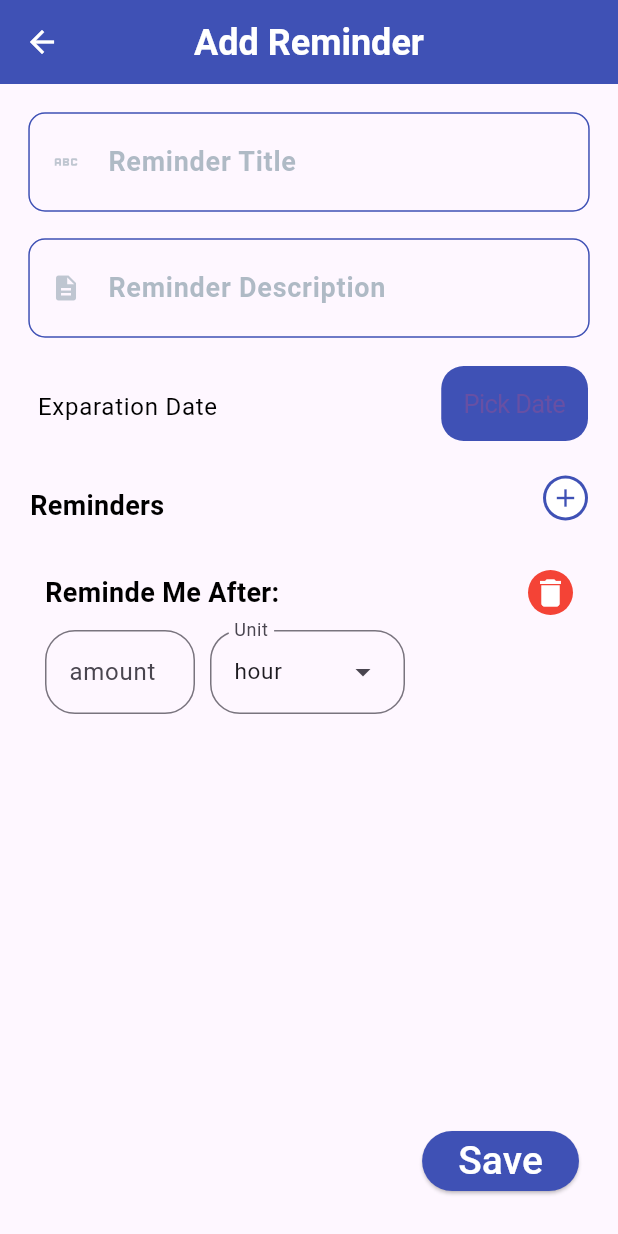
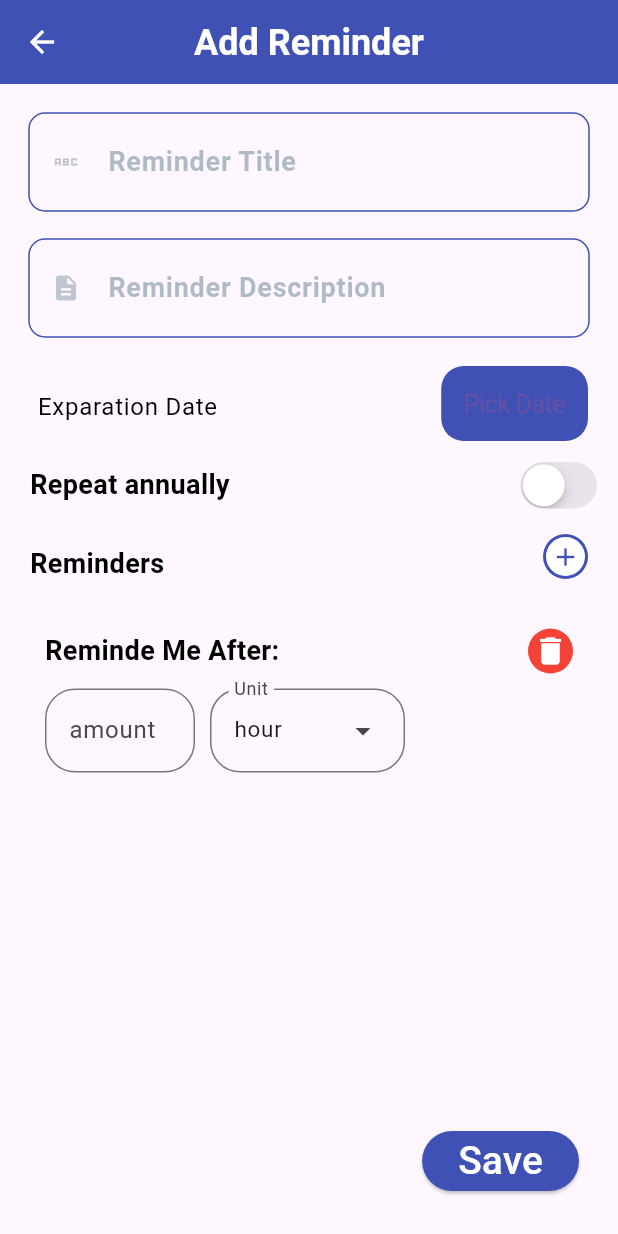
Before and after one commit to bilalSerwan/fastlink_reminder, a Flutter app: the AddOrEditReminderScreen screen opened directly, on a phone screen of 412 x 824 dp. Run offline on Flutter 3.47's test engine with Material 3 defaults, Android fonts, the phone set to English and light mode, and no system bars; our stand-ins replace dio, equatable, firebase_core, firebase_messaging, flutter_screenutil, flutter_slidable and 3 more; accounts and stored records are empty.

Commit message:
add repeating yearly and change app icon and app name and change enviroment from dev to stage's

```diff
--- a/lib/model/reminder.dart
+++ b/lib/model/reminder.dart
@@ -9,12 +9,14 @@ class Reminder extends Equatable {
     required this.triggerAt,
     required this.schedules,
     required this.reminderId,
+    required this.isRepeatingAnnually,
   });
 
   String title;
   String description;
   int reminderId;
   DateTime? triggerAt;
+  bool isRepeatingAnnually;
   List<Schedule> schedules;
 
   Reminder copyWith({
@@ -29,29 +31,42 @@ class Reminder extends Equatable {
       description: description ?? this.description,
       triggerAt: triggerAt ?? this.triggerAt,
       reminderId: reminderId ?? this.reminderId,
+      isRepeatingAnnually: isRepeatingAnnually,
       schedules: schedules ?? this.schedules,
     );
   }
 
-    factory Reminder.fromJson(Map<String, dynamic> json){
+  factory Reminder.fromJson(Map<String, dynamic> json) {
+    print(json);
     return Reminder(
       reminderId: json['id'],
       title: json["title"],
       description: json["description"],
       triggerAt: DateTime.tryParse(json["trigger_at"]) ?? DateTime.now(),
-            schedules: json["schedules"] == null ? [] : List<Schedule>.from(json["schedules"]!.map((x) => Schedule.fromJson(x))),
+      isRepeatingAnnually: json["is_repeating"]==0 ? false:true,
+      schedules: json["schedules"] == null
+          ? []
+          : List<Schedule>.from(
+              json["schedules"]!.map((x) => Schedule.fromJson(x))),
     );
   }
 
   Map<String, dynamic> toJson() => {
-        "id":reminderId,
+        "id": reminderId,
         "title": title,
         "description": description,
-        "trigger_at": "${triggerAt!.year.toString().padLeft(4,'0')}-${triggerAt!.month.toString().padLeft(2,'0')}-${triggerAt!.day.toString().padLeft(2,'0')}",
+        "is_repeating": isRepeatingAnnually,
+        "trigger_at":
+            "${triggerAt!.year.toString().padLeft(4, '0')}-${triggerAt!.month.toString().padLeft(2, '0')}-${triggerAt!.day.toString().padLeft(2, '0')}",
         "schedules": schedules.map((x) => x.toJson()).toList(),
       };
 
   @override
   List<Object?> get props => [
-    title, description, triggerAt, schedules,];
+        title,
+        description,
+        triggerAt,
+        schedules,
+        isRepeatingAnnually,
+      ];
 }
--- a/lib/model/user.dart
+++ b/lib/model/user.dart
@@ -24,7 +24,7 @@ class UserData {
   String? name;
   String? email;
   String? fcmToken;
-  Null emailVerifiedAt;
+  String? emailVerifiedAt;
   String? createdAt;
   String? updatedAt;
 
--- a/lib/screens/AddReminder/add_reminder_screen.dart
+++ b/lib/screens/AddReminder/add_reminder_screen.dart
@@ -33,6 +33,7 @@ class _AddOrEditReminderScreenState extends State<AddOrEditReminderScreen> {
   _AddOrEditReminderScreenState();
   late Reminder previousReminder;
   bool selectExpirationDateHaveError = false;
+  bool isRepeating = false;
   final formkey = GlobalKey<FormState>();
   List<Schedule> schedules = [];
   DateTime? triggerAt;
@@ -45,6 +46,7 @@ class _AddOrEditReminderScreenState extends State<AddOrEditReminderScreen> {
       reminderId: widget.reminder.reminderId,
       title: widget.reminder.title,
       description: widget.reminder.description,
+      isRepeatingAnnually: widget.reminder.isRepeatingAnnually,
       triggerAt: widget.reminder.triggerAt,
       schedules: widget.reminder.schedules,
     );
@@ -54,6 +56,7 @@ class _AddOrEditReminderScreenState extends State<AddOrEditReminderScreen> {
     triggerAt = previousReminder.triggerAt;
     titleController.text = previousReminder.title;
     descriptionController.text = previousReminder.description;
+    isRepeating = previousReminder.isRepeatingAnnually;
   }
 
   @override
@@ -190,6 +193,26 @@ class _AddOrEditReminderScreenState extends State<AddOrEditReminderScreen> {
                     ),
                   ),
 
+                  Row(
+                    mainAxisAlignment: MainAxisAlignment.spaceBetween,
+                    children: [
+                      Padding(
+                        padding: EdgeInsets.only(left: 10.w),
+                        child: Text('Repeat annually', style: subtitle),
+                      ),
+                      CupertinoSwitch(
+                        value: isRepeating,
+                        onChanged: (value) {
+                          if (widget.appBarTitle == "Add") {
+                          isRepeating = value;
+                          setState(() {});
+                          }
+                        },
+                        activeColor: primaryColor,
+                      ),
+                    ],
+                  ),
+
                   //in this section code we have only reminder text and reminder add button to add reminders
                   Padding(
                     padding: EdgeInsets.all(10.0.r),
@@ -257,6 +280,7 @@ class _AddOrEditReminderScreenState extends State<AddOrEditReminderScreen> {
             onPressed: () async {
               log('button pressed');
               if (formkey.currentState!.validate()) {
+                log('form is valid');
                 if (triggerAt == null) {
                   selectExpirationDateHaveError = true;
                   setState(() {});
@@ -273,6 +297,7 @@ class _AddOrEditReminderScreenState extends State<AddOrEditReminderScreen> {
                     reminderId: previousReminder.reminderId,
                     title: titleController.text,
                     description: descriptionController.text,
+                    isRepeatingAnnually: isRepeating,
                     triggerAt: triggerAt,
                     schedules: schedules);
                 if (newReminder != previousReminder ||
--- a/lib/screens/home/home_screen.dart
+++ b/lib/screens/home/home_screen.dart
@@ -65,6 +65,7 @@ class _HomeScreenState extends State<HomeScreen> {
                 reminder: Reminder(
                     reminderId: 0,
                     title: '',
+                    isRepeatingAnnually: false,
                     description: '',
                     triggerAt: DateTime.tryParse(''),
                     schedules: [Schedule(amount: 0, unit: "hour")]),
@@ -110,7 +111,6 @@ class _HomeScreenState extends State<HomeScreen> {
                 controller: scrollController,
                 itemCount: context.watch<HomeProvider>().remindersList.length,
                 itemBuilder: (context, index) =>
-                    // context.watch<HomeProvider>().paginationLimit >= index?
                     InkWell(
                       onTap: () {
                         Navigator.push(
@@ -161,7 +161,6 @@ class _HomeScreenState extends State<HomeScreen> {
                         ),
                       ),
                     )
-                // : const Center(child: CircularProgressIndicator()),
                 ),
       ),
     );
```
Also changed, not shown: lib/Services/reminder_services.dart (+21 -10 lines), lib/Services/user_services.dart (+25 -13 lines), lib/links.dart (+12 -11 lines), lib/screens/home/widgets/reminder_card.dart (+4 -3 lines), 6 other files. Lines whose indentation alone changed are shown as unchanged.
